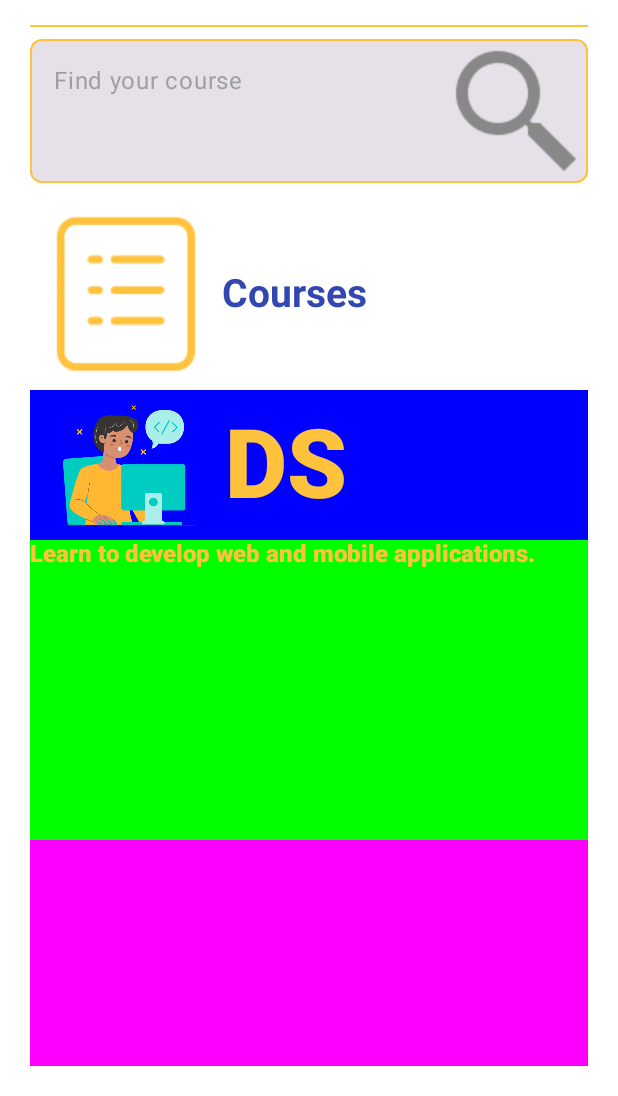
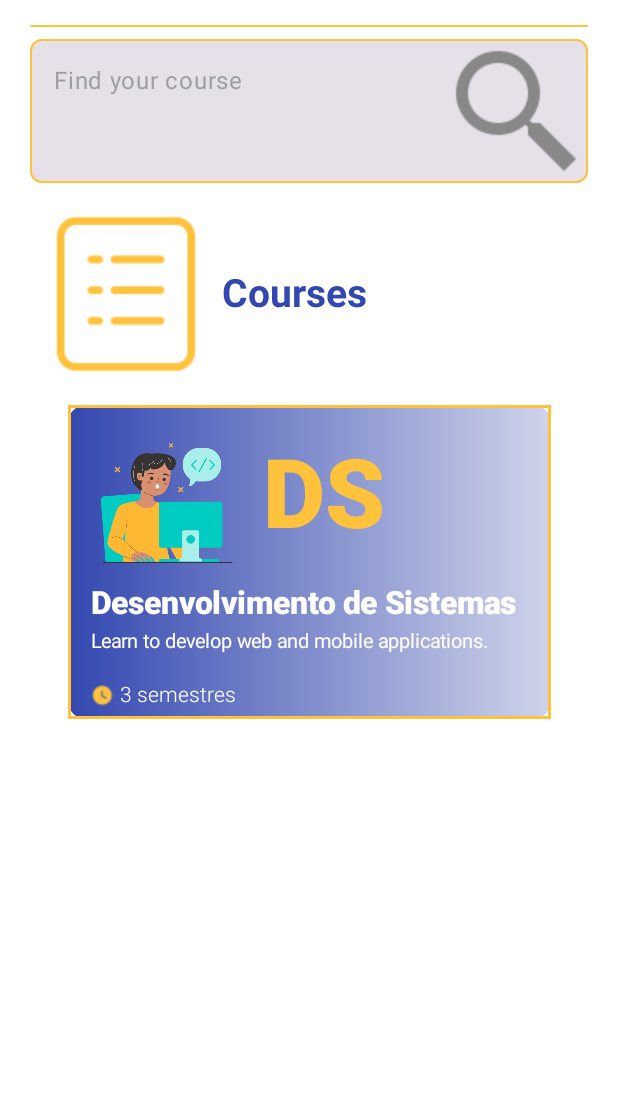
Before and after one commit to Vyneelric/Lion-School-Screen, an Android app built with Jetpack Compose: the @Preview function CoursesScreenPreview, on a phone screen of 412 x 824 dp, the part 140-1236 px from its top. Run offline under Robolectric (Android 15) with nearby library versions, the phone set to English and light mode, and no system bars.

Commit message:
Segunda tela quase completa

```diff
--- a/app/src/main/java/br/senai/sp/jandira/lionschool/screens/CoursesScreen.kt
+++ b/app/src/main/java/br/senai/sp/jandira/lionschool/screens/CoursesScreen.kt
@@ -32,8 +32,11 @@ import androidx.compose.material3.TextFieldDefaults
 import androidx.compose.runtime.Composable
 import androidx.compose.ui.Alignment
 import androidx.compose.ui.Modifier
+import androidx.compose.ui.draw.clip
 import androidx.compose.ui.draw.scale
+import androidx.compose.ui.graphics.Brush
 import androidx.compose.ui.graphics.Color
+import androidx.compose.ui.res.colorResource
 import androidx.compose.ui.res.painterResource
 import androidx.compose.ui.res.stringResource
 import androidx.compose.ui.text.font.FontWeight
@@ -52,13 +55,13 @@ fun CoursesScreen(navegacao: NavHostController?){
     Box(
         modifier = Modifier
             .fillMaxSize()
-            .padding(horizontal = 20.dp, vertical = 20.dp)
             .background(Color.White)
     ){
         Column(
             modifier = Modifier
                 .fillMaxWidth()
                 .fillMaxSize()
+                .padding(horizontal = 20.dp, vertical = 20.dp)
                 .background(Color.Transparent),
             horizontalAlignment = Alignment.Start
         ){
@@ -157,24 +160,44 @@ fun CoursesScreen(navegacao: NavHostController?){
             Column(
                 modifier = Modifier
                     .fillMaxHeight()
-                    .background(Color.Magenta)
+                    .fillMaxWidth()
+                    .padding(top = 10.dp)
+                    .background(Color.Transparent),
+                horizontalAlignment = Alignment.CenterHorizontally
+            ){
+                Card(
+                    modifier = Modifier
+                        .height(209.dp)
+                        .width(322.dp)
+                        .border(BorderStroke(2.dp, color = Color(0xFFFFC23D))),
+                    colors = CardDefaults.cardColors(
+                        containerColor = Color.Transparent
+                    )
                 ){
                     Column(
                         modifier = Modifier
-                        .height(300.dp)
-                        .background(Color.Green)
+                            .height(209.dp)
+                            .width(322.dp)
+                            .background(
+                                brush = Brush.horizontalGradient(
+                                    colors = listOf(Color(0xFF3347B0),
+                                        Color(0xFFCFD4EA)
+                                    )
+                                )
+                            ),
+                        horizontalAlignment = Alignment.CenterHorizontally
                     ){
                         Row(
                             modifier = Modifier
                                 .fillMaxWidth()
-                            .height(100.dp)
-                            .background(Color.Blue),
+                                .height(120.dp),
                             verticalAlignment = Alignment.CenterVertically
                         ){
                             Image(
                                 modifier = Modifier
                                     .size(130.dp)
-                                .padding(horizontal = 10.dp)
+                                    .padding(horizontal = 15.dp)
+                                    .padding(top = 10.dp)
                                 ,
                                 painter = painterResource(R.drawable.ds),
                                 contentDescription = "",
@@ -186,13 +209,47 @@ fun CoursesScreen(navegacao: NavHostController?){
                                 color = Color(0xFFFFC23D)
                             )
                         }
-                    Column() {
+                        Column(
+                            modifier = Modifier
+                                .padding(horizontal = 15.dp)
+                        ) {
+                            Text(
+                                text = stringResource(R.string.name_course_ds),
+                                fontSize = 21.sp,
+                                fontWeight = FontWeight.W800,
+                                color = Color(0xFFFFFFFF),
+                                textAlign = TextAlign.Left
+                            )
                             Text(
                                 text = stringResource(R.string.desc_course_ds),
-                            fontSize = 16.sp,
-                            fontWeight = FontWeight.W800,
-                            color = Color(0xFFFFC23D)
+                                fontSize = 13.sp,
+                                fontWeight = FontWeight.W400,
+                                color = Color(0xFFFFFFFF),
+                                modifier = Modifier
+                                    .padding(top = 5.dp)
                             )
+                            Row(
+                                modifier = Modifier
+                                    .fillMaxWidth()
+                                    .padding(top = 20.dp),
+                                verticalAlignment = Alignment.CenterVertically
+                            ){
+                                Image(
+                                    modifier = Modifier
+                                        .size(15.dp),
+                                    painter = painterResource(R.drawable.relogio),
+                                    contentDescription = ""
+                                )
+                                Text(
+                                    text = stringResource(R.string.semesters),
+                                    fontSize = 14.sp,
+                                    fontWeight = FontWeight.W300,
+                                    color = Color(0xFFFFFFFF),
+                                    modifier = Modifier
+                                        .padding(horizontal = 4.dp)
+                                )
+                            }
+                        }
                     }
                 }
             }
--- a/app/src/main/res/values/strings.xml
+++ b/app/src/main/res/values/strings.xml
@@ -19,7 +19,7 @@
     <string name="acronym_ele">ELE</string>
     <string name="name_course_ele">Eletroeletrônica</string>
     <string name="desc_course_ele">Learn to design communication networks.</string>
-    <string name="semesters">3 Semestres</string>
+    <string name="semesters">3 semestres</string>
 
 
 
```
Lines whose indentation alone changed are shown as unchanged.
